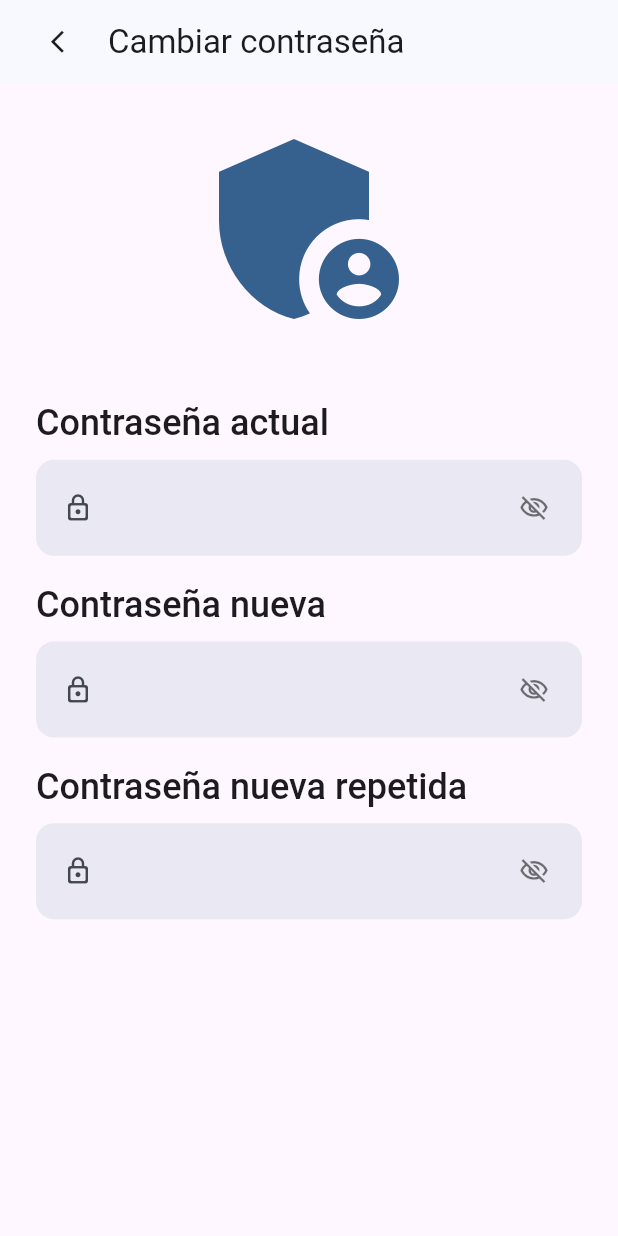
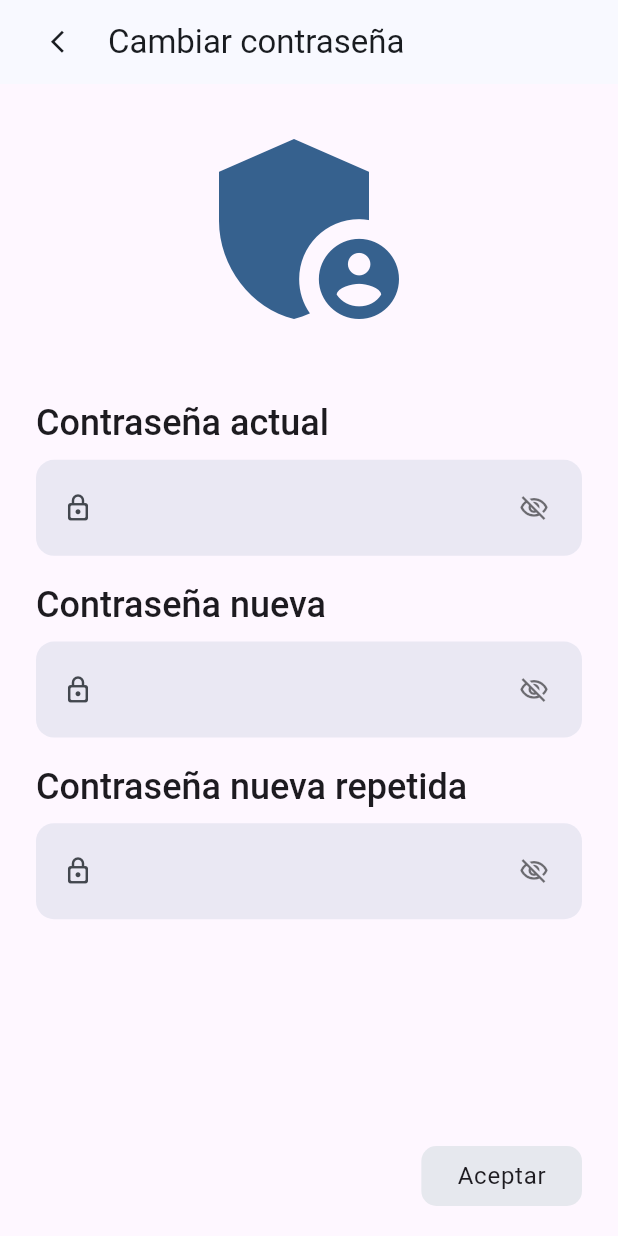
Before and after one commit to palmerovicdev/harmoni, a Flutter app: the ChangePasswordSettingPage screen opened by its route, on a phone screen of 412 x 824 dp. Run offline on Flutter 3.47's test engine with Material 3 defaults, Android fonts, the phone set to English and light mode, and no system bars; our stand-ins replace bloc, dio, drift, equatable, flutter_bloc, flutter_svg and 3 more; missing offline and left inert: crypt; accounts and stored records are empty; generated files the repository leaves out were written again; statements that could not run were skipped.

Commit message:
feat: some fixes on change password screen

```diff
--- a/lib/features/my_profile/presentation/widget/password_input_field_widget.dart
+++ b/lib/features/my_profile/presentation/widget/password_input_field_widget.dart
@@ -8,9 +8,16 @@ class PasswordInputFieldWidget extends StatefulWidget {
   const PasswordInputFieldWidget({
     super.key,
     required this.controller,
+    this.shouldValidate = true,
+    this.validatePassword,
+    this.isValidByDefault,
   });
 
   final TextEditingController controller;
+  final bool shouldValidate;
+  final bool? isValidByDefault;
+
+  final Function? validatePassword;
 
   @override
   State<PasswordInputFieldWidget> createState() => _PasswordInputFieldWidgetState();
@@ -32,7 +39,12 @@ class _PasswordInputFieldWidgetState extends State<PasswordInputFieldWidget> {
           isValid = true;
           return;
         }
-        isValid = getMyProfileService().validatePassword(value) == PasswordValidationResult.success.name;
+        if (widget.isValidByDefault != null) {
+          widget.validatePassword?.call();
+          isValid = widget.isValidByDefault!;
+        } else {
+          isValid = getMyProfileService().validatePassword(value) == PasswordValidationResult.success.name;
+        }
       },
       decoration: InputDecoration(
         errorText: !isValid ? 'Contraseña invalida.' : null,
@@ -41,7 +53,7 @@ class _PasswordInputFieldWidgetState extends State<PasswordInputFieldWidget> {
           borderRadius: BorderRadius.circular(12),
         ),
         filled: true,
-        fillColor: Theme.of(context).colorScheme.primary.withOpacity(0.1),
+        fillColor: theme.primary.withOpacity(0.1),
         border: OutlineInputBorder(
           borderRadius: BorderRadius.circular(12), // Define el radio de las esquinas.
           borderSide: BorderSide.none, // Sin borde visible.
--- a/lib/features/settings/presentation/page/change_password_setting_page.dart
+++ b/lib/features/settings/presentation/page/change_password_setting_page.dart
@@ -11,7 +11,8 @@ class ChangePasswordSettingPage extends StatelessWidget {
 
   @override
   Widget build(BuildContext context) {
-    var fontStyle = Theme.of(context).textTheme.headlineSmall?.copyWith(fontWeight: FontWeight.w500);
+    var textTheme = Theme.of(context).textTheme;
+    var fontStyle = textTheme.headlineSmall?.copyWith(fontWeight: FontWeight.w500);
     var actualPasswordController = TextEditingController();
     var newPasswordController = TextEditingController();
     var newRepeatedPasswordController = TextEditingController();
@@ -24,6 +25,19 @@ class ChangePasswordSettingPage extends StatelessWidget {
             leading: PopWidget(),
             title: Text('Cambiar contraseña'),
           ),
+          floatingActionButton: Padding(
+            padding: const EdgeInsets.only(right: 8.0),
+            child: FilledButton(
+              onPressed: () {
+                //TODO 3/28/25 palmerodev : validations
+              },
+              style: ButtonStyle(
+                shape: WidgetStatePropertyAll(RoundedRectangleBorder(borderRadius: BorderRadius.circular(10))),
+                backgroundColor: WidgetStatePropertyAll(Theme.of(context).colorScheme.surfaceContainerHigh),
+              ),
+              child: Text('Aceptar', style: textTheme.bodyLarge),
+            ),
+          ),
           body: Padding(
             padding: const EdgeInsets.symmetric(horizontal: 24.0),
             child: SingleChildScrollView(
@@ -32,38 +46,29 @@ class ChangePasswordSettingPage extends StatelessWidget {
                 children: [
                   Space.small.gap,
                   Center(
-                    child: Icon(
-                      Icons.admin_panel_settings_sharp,
-                      size: 160,
-                      color: color,
-                    ),
+                    child: Icon(Icons.admin_panel_settings_sharp, size: 160, color: color),
                   ),
                   Space.medium.gap,
-                  Text(
-                    'Contraseña actual',
-                    style: fontStyle,
-                  ),
+                  Text('Contraseña actual', style: fontStyle),
                   Space.smaller_small.gap,
-                  PasswordInputFieldWidget(
-                    controller: actualPasswordController,
-                  ),
+                  PasswordInputFieldWidget(controller: actualPasswordController),
                   Space.small.gap,
-                  Text(
-                    'Contraseña nueva',
-                    style: fontStyle,
-                  ),
+                  Text('Contraseña nueva', style: fontStyle),
                   Space.smaller_small.gap,
                   PasswordInputFieldWidget(
                     controller: newPasswordController,
+                    shouldValidate: false,
+                    validatePassword: () => context.read<ChangePasswordSettingCubit>().validatePassword(newPasswordController.text == newRepeatedPasswordController.text),
+                    isValidByDefault: state is ChangePasswordSettingInitial,
                   ),
                   Space.small.gap,
-                  Text(
-                    'Contraseña nueva repetida',
-                    style: fontStyle,
-                  ),
+                  Text('Contraseña nueva repetida', style: fontStyle),
                   Space.smaller_small.gap,
                   PasswordInputFieldWidget(
                     controller: newRepeatedPasswordController,
+                    shouldValidate: false,
+                    validatePassword: () => context.read<ChangePasswordSettingCubit>().validatePassword(newPasswordController.text == newRepeatedPasswordController.text),
+                    isValidByDefault: state is ChangePasswordSettingInitial,
                   ),
                 ],
               ),
--- a/lib/features/settings/presentation/state_management/change_password_setting/password_change_setting_cubit.dart
+++ b/lib/features/settings/presentation/state_management/change_password_setting/password_change_setting_cubit.dart
@@ -4,5 +4,9 @@ import 'package:equatable/equatable.dart';
 part 'password_change_setting_state.dart';
 
 class ChangePasswordSettingCubit extends Cubit<ChangePasswordSettingState> {
-  ChangePasswordSettingCubit() : super(PasswordChangeSettingInitial());
+  ChangePasswordSettingCubit() : super(ChangePasswordSettingInitial());
+
+  validatePassword(bool isValid) {
+    isValid? emit(ChangePasswordSettingInitial()) : emit(ChangePasswordSettingInvalid());
+  }
 }
--- a/lib/features/settings/presentation/state_management/change_password_setting/password_change_setting_state.dart
+++ b/lib/features/settings/presentation/state_management/change_password_setting/password_change_setting_state.dart
@@ -4,7 +4,17 @@ sealed class ChangePasswordSettingState extends Equatable {
   const ChangePasswordSettingState();
 }
 
-final class PasswordChangeSettingInitial extends ChangePasswordSettingState {
+final class ChangePasswordSettingInitial extends ChangePasswordSettingState {
   @override
   List<Object> get props => [];
 }
+
+final class ChangePasswordSettingInvalid extends ChangePasswordSettingState {
+  @override
+  List<Object> get props => [];
+}
+
+final class ChangePasswordSettingValid extends ChangePasswordSettingState {
+  @override
+  List<Object> get props => [];
+}
--- a/lib/main.dart
+++ b/lib/main.dart
@@ -44,7 +44,7 @@ class Harmoni extends StatelessWidget {
         BlocProvider(create: (context) => SecuritySettingCubit()),
         BlocProvider(create: (context) => ChangePasswordSettingCubit()),
       ],
-      child: MaterialApp.router( //TODO 3/28/25 palmerodev : agregar aqui
+      child: MaterialApp.router( //TODO 3/28/25 palmerodev : agregar aqui el bloc para lo del tema
         theme: ThemeData.light(
           useMaterial3: true,
         ).copyWith(
```
